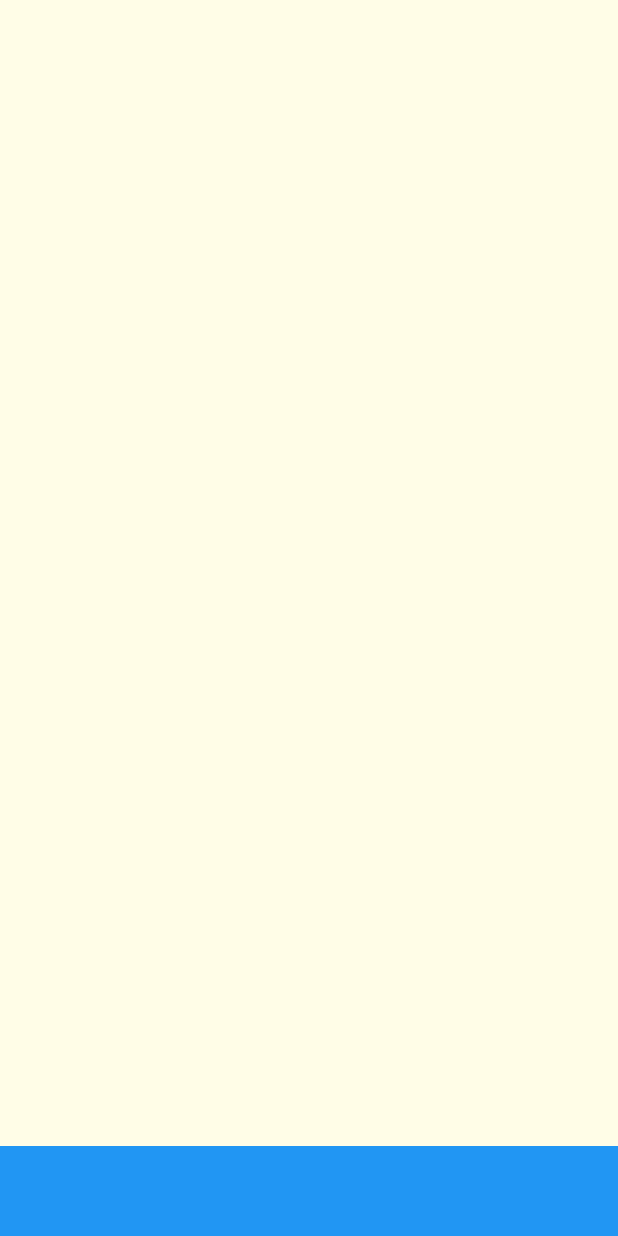
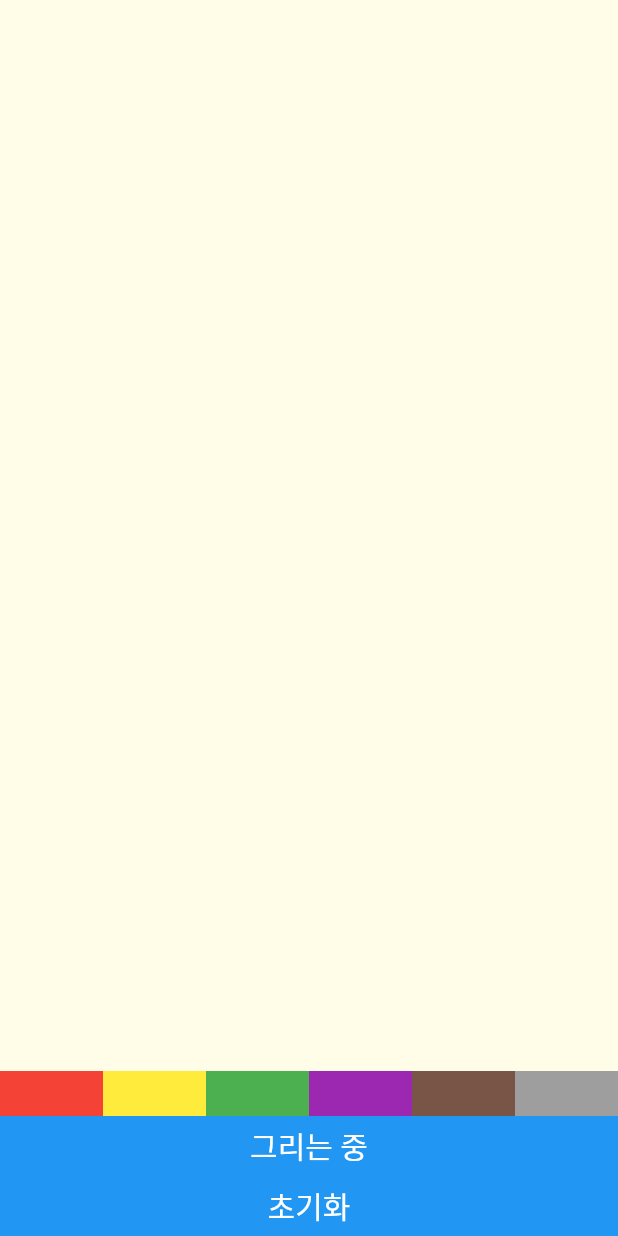
Before and after one commit to jgwng/drawCardApp, a Flutter app: the screen it shows after launch, on a phone screen of 412 x 824 dp. Run offline on Flutter 3.47's test engine with Material 2 defaults, Android fonts, the phone set to English and light mode, and no system bars; our stand-ins replace get.

Commit message:
0113 - 색상선택 기능 추가 / 지우기 모드 선택시 지운 경로 -> 화면에 검은색으로 표시됨

```diff
--- a/lib/business_logic/model/drawn_line.dart
+++ b/lib/business_logic/model/drawn_line.dart
@@ -1,11 +1,11 @@
 import 'package:flutter/material.dart';
 
 class DrawnLine {
-  final List<Offset> path;
-  final Color color;
+  final List<Offset?> path;
+  final Paint? paint;
   final double width;
 
   DrawnLine({
-     this.path : const [Offset(0,0)],this.color:Colors.black,this.width : 2.0
+     this.path : const [Offset(0,0)],this.paint,this.width : 2.0
   });
 }
--- a/lib/painter/sketcher.dart
+++ b/lib/painter/sketcher.dart
@@ -12,14 +12,13 @@ class Sketcher extends CustomPainter {
       ..color = Colors.redAccent
       ..strokeCap = StrokeCap.round
       ..strokeWidth = 5.0;
-
     for (int i = 0; i < lines.length; ++i) {
       if (lines[i] == null) continue;
       for (int j = 0; j < lines[i]!.path.length - 1; ++j) {
         if (lines[i]!.path[j] != null && lines[i]!.path[j + 1] != null) {
-          paint.color = lines[i]!.color;
+          paint = lines[i]!.paint!;
           paint.strokeWidth = lines[i]!.width;
-          canvas.drawLine(lines[i]!.path[j], lines[i]!.path[j + 1], paint);
+          canvas.drawLine(lines[i]!.path[j]!, lines[i]!.path[j + 1]!, paint);
         }
       }
     }
--- a/lib/ui/drawing_page.dart
+++ b/lib/ui/drawing_page.dart
@@ -14,21 +14,70 @@ class DrawingPage extends GetView<DrawPageController>{
             child: Stack(
               children: [
                 buildTotalPath(),
-                buildCurrentPath(),
+                  buildCurrentPath(),
               ],
             ),
           ),
+          Row(
+            mainAxisAlignment: MainAxisAlignment.spaceEvenly,
+            children: [
+              colorButton(Colors.red),
+              colorButton(Colors.yellow),
+              colorButton(Colors.green),
+              colorButton(Colors.purple),
+              colorButton(Colors.brown),
+              colorButton(Colors.grey),
+
+            ],
+          ),
+          Obx((){
+            return GestureDetector(
+              onTap: () => controller.toggleEraseMode(),
+              child: Container(
+                width: Get.width,
+                height: 40,
+                color: Colors.blue,
+                alignment: Alignment.center,
+                child: Text(
+                  controller.isEraseMode.value ? '지우는 중' : '그리는 중',
+                  style: TextStyle(
+                      fontSize: 20,
+                      color: Colors.white
+                  ),),
+              ),
+            );
+          }),
           GestureDetector(
             onTap: () => controller.clearScreen(),
             child: Container(
-              height: 60,
+              width: Get.width,
+              height: 40,
               color: Colors.blue,
+              alignment: Alignment.center,
+              child: Text('초기화',style: TextStyle(
+                fontSize: 20,
+                color: Colors.white
+              ),),
             ),
           )
         ],
       ),
     );
   }
+
+  Widget colorButton(Color color){
+    return Flexible(
+      child: GestureDetector(
+        onTap: () => controller.colorChange(color),
+        child: Container(
+          color: color,
+          height: 30,
+        ),
+      ),
+    );
+  }
+
+
 
   Widget buildTotalPath() {
     return RepaintBoundary(
```
Also changed, not shown: lib/business_logic/controller/draw_page_controller.dart (+33 -4 lines).
